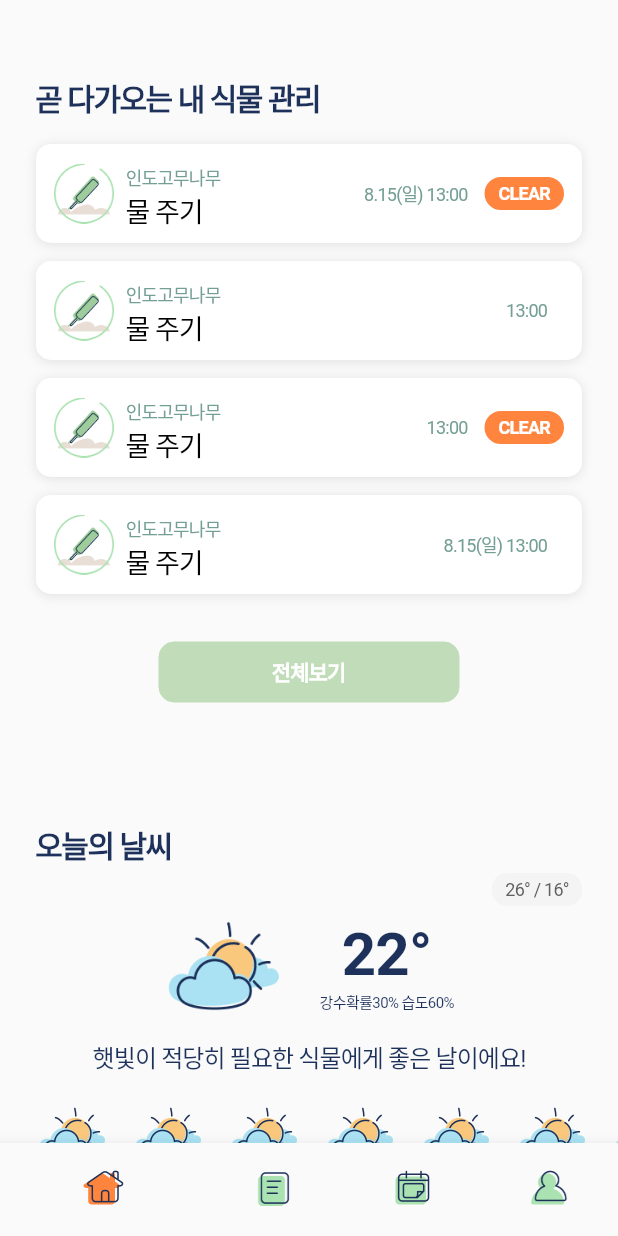
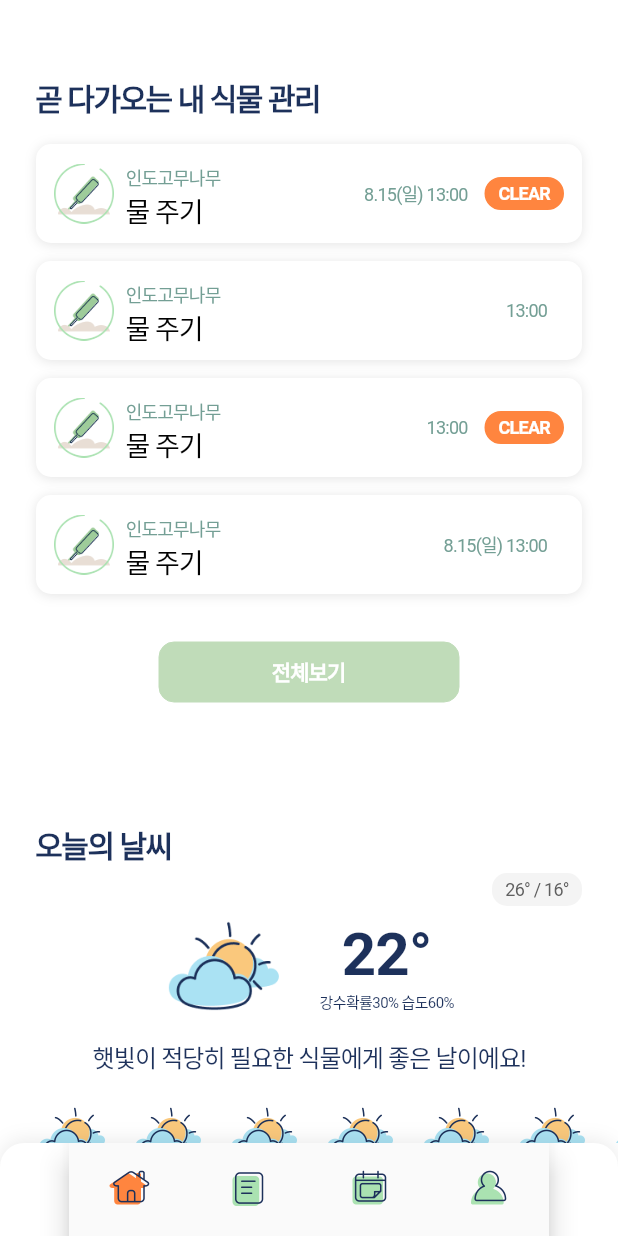
Before and after one commit to sungheeyoon/flutter-plant-plan, a Flutter app: the screen it shows after launch, scrolled down 576 dp, on a phone screen of 412 x 824 dp. Run offline on Flutter 3.47's test engine with Material 2 defaults, Android fonts, the phone set to English and light mode, and no system bars; our stand-ins replace shared_preferences; missing offline and left inert: snapping_sheet; network calls fail; Roboto replaces fonts that are missing (Pretendard); statements that could not run were skipped.

Commit message:
Added NavBar detail

```diff
--- a/lib/main.dart
+++ b/lib/main.dart
@@ -12,6 +12,7 @@ class MyApp extends StatelessWidget {
   Widget build(BuildContext context) {
     return MaterialApp(
       theme: ThemeData(
+          scaffoldBackgroundColor: Colors.white,
           fontFamily: 'Pretendard',
           textTheme: const TextTheme(
             displayLarge: TextStyle(
--- a/lib/widgets/navbar.dart
+++ b/lib/widgets/navbar.dart
@@ -41,43 +41,87 @@ class _NavBarState extends State<NavBar> {
       body: Center(
         child: _widgetOptions.elementAt(_selectedIndex),
       ),
-      bottomNavigationBar: BottomNavigationBar(
+      bottomNavigationBar: Container(
+        decoration: BoxDecoration(
+          color: Colors.white,
+          borderRadius: const BorderRadius.only(
+              topRight: Radius.circular(16), topLeft: Radius.circular(16)),
+          boxShadow: [
+            BoxShadow(
+                color: Colors.black38.withOpacity(0.08),
+                spreadRadius: 0,
+                blurRadius: 10,
+                offset: const Offset(0, -2)),
+          ],
+        ),
+        child: ClipRRect(
+          borderRadius: const BorderRadius.only(
+            topLeft: Radius.circular(16.0),
+            topRight: Radius.circular(16.0),
+          ),
+          child: Padding(
+            padding: const EdgeInsets.symmetric(horizontal: 46),
+            child: BottomNavigationBar(
+              type: BottomNavigationBarType.fixed,
               showSelectedLabels: false,
               showUnselectedLabels: false,
-        items: const <BottomNavigationBarItem>[
+              items: <BottomNavigationBarItem>[
                 BottomNavigationBarItem(
-            icon: ImageBox(
+                  icon: _selectedIndex == 0
+                      ? const ImageBox(
+                          imageUri: "assets/icons/navbar/home_active.png",
+                          width: 32,
+                          height: 32)
+                      : const ImageBox(
                           imageUri: "assets/icons/navbar/home.png",
                           width: 32,
                           height: 32),
                   label: 'Home',
                 ),
                 BottomNavigationBarItem(
-            icon: ImageBox(
+                  icon: _selectedIndex == 1
+                      ? const ImageBox(
+                          imageUri: "assets/icons/navbar/post_active.png",
+                          width: 32,
+                          height: 32)
+                      : const ImageBox(
                           imageUri: "assets/icons/navbar/post.png",
                           width: 32,
                           height: 32),
                   label: 'Post',
                 ),
                 BottomNavigationBarItem(
-            icon: ImageBox(
+                  icon: _selectedIndex == 2
+                      ? const ImageBox(
+                          imageUri: "assets/icons/navbar/calendar_active.png",
+                          width: 32,
+                          height: 32)
+                      : const ImageBox(
                           imageUri: "assets/icons/navbar/calendar.png",
                           width: 32,
                           height: 32),
                   label: 'Calendar',
                 ),
                 BottomNavigationBarItem(
-            icon: ImageBox(
+                  icon: _selectedIndex == 3
+                      ? const ImageBox(
+                          imageUri: "assets/icons/navbar/mypage_active.png",
+                          width: 32,
+                          height: 32)
+                      : const ImageBox(
                           imageUri: "assets/icons/navbar/mypage.png",
                           width: 32,
                           height: 32),
-            label: 'My Page',
+                  label: 'Mypage',
                 ),
               ],
               currentIndex: _selectedIndex,
               selectedItemColor: Colors.amber[800],
               onTap: _onItemTapped,
             ),
+          ),
+        ),
+      ),
     );
   }
 }
--- a/pubspec.yaml
+++ b/pubspec.yaml
@@ -84,6 +84,10 @@ flutter:
     - assets/icons/navbar/post.png
     - assets/icons/navbar/calendar.png
     - assets/icons/navbar/mypage.png
+    - assets/icons/navbar/home_active.png
+    - assets/icons/navbar/post_active.png
+    - assets/icons/navbar/calendar_active.png
+    - assets/icons/navbar/mypage_active.png
 
   # An image asset can refer to one or more resolution-specific "variants", see
   # https://flutter.dev/assets-and-images/#resolution-aware
```
Also changed, not shown: assets/icons/navbar/calendar_active.png (added), assets/icons/navbar/home.png, assets/icons/navbar/home_active.png (added), assets/icons/navbar/mypage_active.png (added), assets/icons/navbar/post_active.png (added). Lines whose indentation alone changed are shown as unchanged.
